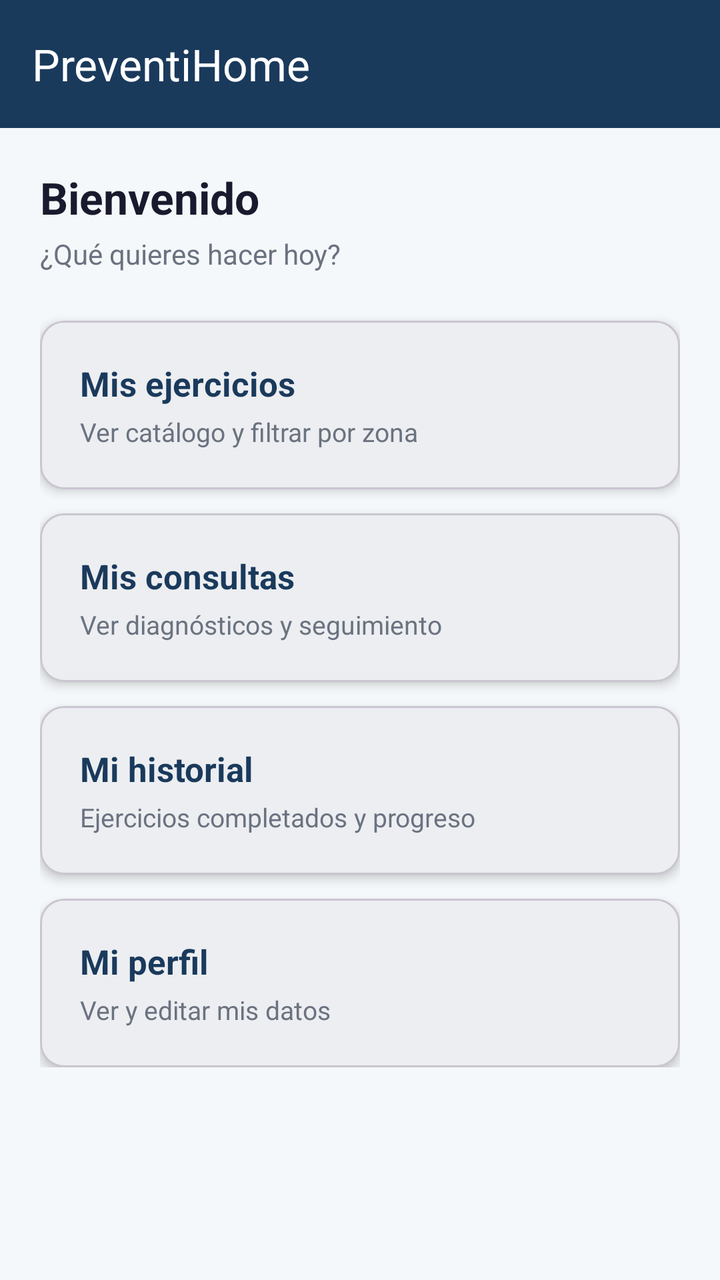
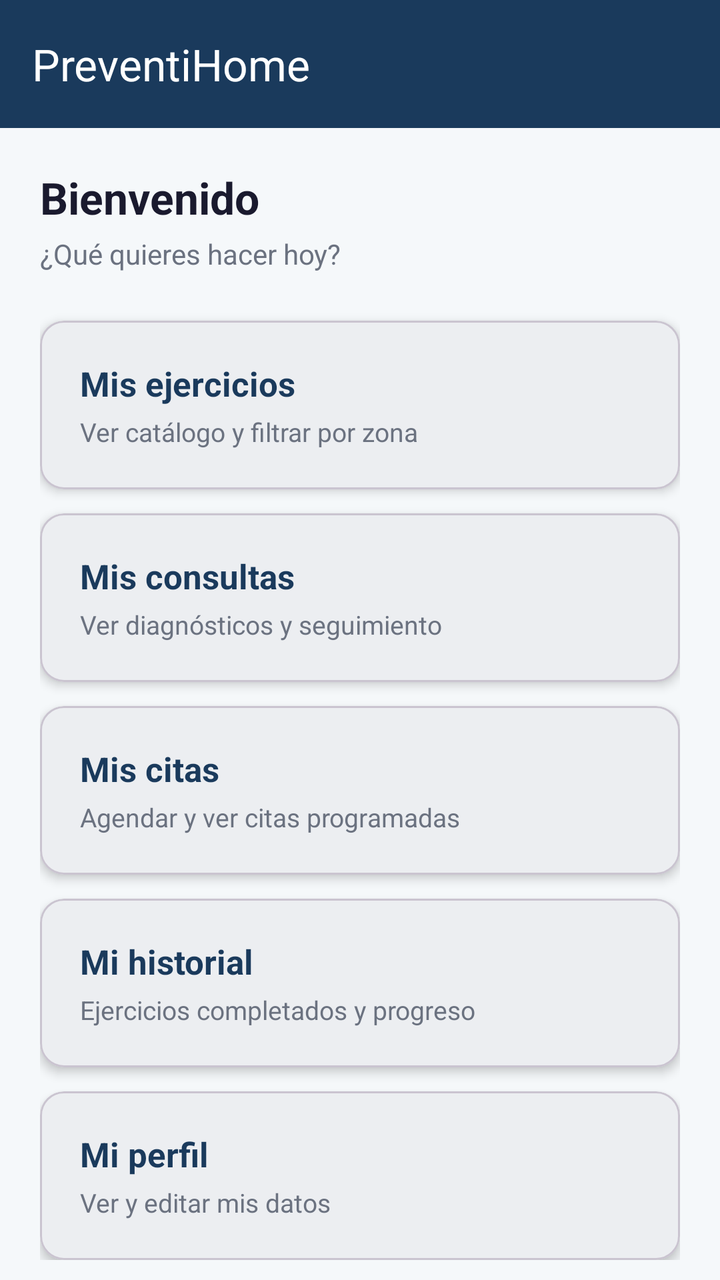

The first picture is an Android layout as it rendered before a commit; the second is the same layout after the commit. The layout source and the unified diff follow.
<!-- AndroidManifest.xml: application theme Theme.PreventiHome -->
<!-- res/layout/fragment_patient_home.xml -->
<?xml version="1.0" encoding="utf-8"?>
<androidx.coordinatorlayout.widget.CoordinatorLayout
    xmlns:android="http://schemas.android.com/apk/res/android"
    xmlns:app="http://schemas.android.com/apk/res-auto"
    android:layout_width="match_parent"
    android:layout_height="match_parent"
    android:background="@color/background">

    <com.google.android.material.appbar.AppBarLayout
        android:layout_width="match_parent"
        android:layout_height="wrap_content">
        <com.google.android.material.appbar.MaterialToolbar
            android:id="@+id/toolbar"
            android:layout_width="match_parent"
            android:layout_height="?attr/actionBarSize"
            android:background="@color/primary"
            app:title="PreventiHome"
            app:titleTextColor="@color/white"/>
    </com.google.android.material.appbar.AppBarLayout>

    <androidx.core.widget.NestedScrollView
        android:layout_width="match_parent"
        android:layout_height="match_parent"
        app:layout_behavior="@string/appbar_scrolling_view_behavior">

        <LinearLayout
            android:layout_width="match_parent"
            android:layout_height="wrap_content"
            android:orientation="vertical"
            android:padding="20dp">

            <TextView
                android:id="@+id/tvBienvenida"
                android:layout_width="wrap_content"
                android:layout_height="wrap_content"
                android:text="Bienvenido"
                android:textSize="22sp"
                android:textStyle="bold"
                android:textColor="@color/text_primary"/>

            <TextView
                android:id="@+id/tvSubtitle"
                android:layout_width="wrap_content"
                android:layout_height="wrap_content"
                android:text="¿Qué quieres hacer hoy?"
                android:textSize="14sp"
                android:textColor="@color/text_secondary"
                android:layout_marginTop="4dp"
                android:layout_marginBottom="24dp"/>

            
            <com.google.android.material.card.MaterialCardView
                android:id="@+id/cardEjercicios"
                android:layout_width="match_parent"
                android:layout_height="wrap_content"
                android:layout_marginBottom="12dp"
                app:cardCornerRadius="12dp"
                app:cardElevation="3dp">
                <LinearLayout
                    android:layout_width="match_parent"
                    android:layout_height="wrap_content"
                    android:orientation="vertical"
                    android:padding="20dp">
                    <TextView
                        android:layout_width="wrap_content"
                        android:layout_height="wrap_content"
                        android:text="Mis ejercicios"
                        android:textSize="17sp"
                        android:textStyle="bold"
                        android:textColor="@color/primary"/>
                    <TextView
                        android:layout_width="wrap_content"
                        android:layout_height="wrap_content"
                        android:text="Ver catálogo y filtrar por zona"
                        android:textSize="13sp"
                        android:textColor="@color/text_secondary"
                        android:layout_marginTop="4dp"/>
                </LinearLayout>
            </com.google.android.material.card.MaterialCardView>

            
            <com.google.android.material.card.MaterialCardView
                android:id="@+id/cardConsultas"
                android:layout_width="match_parent"
                android:layout_height="wrap_content"
                android:layout_marginBottom="12dp"
                app:cardCornerRadius="12dp"
                app:cardElevation="3dp">
                <LinearLayout
                    android:layout_width="match_parent"
                    android:layout_height="wrap_content"
                    android:orientation="vertical"
                    android:padding="20dp">
                    <TextView
                        android:layout_width="wrap_content"
                        android:layout_height="wrap_content"
                        android:text="Mis consultas"
                        android:textSize="17sp"
                        android:textStyle="bold"
                        android:textColor="@color/primary"/>
                    <TextView
                        android:layout_width="wrap_content"
                        android:layout_height="wrap_content"
                        android:text="Ver diagnósticos y seguimiento"
                        android:textSize="13sp"
                        android:textColor="@color/text_secondary"
                        android:layout_marginTop="4dp"/>
                </LinearLayout>
            </com.google.android.material.card.MaterialCardView>

            
            <com.google.android.material.card.MaterialCardView
                android:id="@+id/cardHistorial"
                android:layout_width="match_parent"
                android:layout_height="wrap_content"
                android:layout_marginBottom="12dp"
                app:cardCornerRadius="12dp"
                app:cardElevation="3dp">
                <LinearLayout
                    android:layout_width="match_parent"
                    android:layout_height="wrap_content"
                    android:orientation="vertical"
                    android:padding="20dp">
                    <TextView
                        android:layout_width="wrap_content"
                        android:layout_height="wrap_content"
                        android:text="Mi historial"
                        android:textSize="17sp"
                        android:textStyle="bold"
                        android:textColor="@color/primary"/>
                    <TextView
                        android:layout_width="wrap_content"
                        android:layout_height="wrap_content"
                        android:text="Ejercicios completados y progreso"
                        android:textSize="13sp"
                        android:textColor="@color/text_secondary"
                        android:layout_marginTop="4dp"/>
                </LinearLayout>
            </com.google.android.material.card.MaterialCardView>

            
            <com.google.android.material.card.MaterialCardView
                android:id="@+id/cardPerfil"
                android:layout_width="match_parent"
                android:layout_height="wrap_content"
                app:cardCornerRadius="12dp"
                app:cardElevation="3dp">
                <LinearLayout
                    android:layout_width="match_parent"
                    android:layout_height="wrap_content"
                    android:orientation="vertical"
                    android:padding="20dp">
                    <TextView
                        android:layout_width="wrap_content"
                        android:layout_height="wrap_content"
                        android:text="Mi perfil"
                        android:textSize="17sp"
                        android:textStyle="bold"
                        android:textColor="@color/primary"/>
                    <TextView
                        android:layout_width="wrap_content"
                        android:layout_height="wrap_content"
                        android:text="Ver y editar mis datos"
                        android:textSize="13sp"
                        android:textColor="@color/text_secondary"
                        android:layout_marginTop="4dp"/>
                </LinearLayout>
            </com.google.android.material.card.MaterialCardView>

        </LinearLayout>
    </androidx.core.widget.NestedScrollView>

</androidx.coordinatorlayout.widget.CoordinatorLayout>
<!-- resources referenced by this layout -->
<resources>
  <color name="background">#F5F8FA</color>
  <color name="primary">#1A3A5C</color>
  <color name="text_primary">#1A1A2E</color>
  <color name="text_secondary">#6B7280</color>
  <color name="white">#FFFFFFFF</color>
  <style name="Theme.PreventiHome" parent="Base.Theme.PreventiHome" />
  <style name="Base.Theme.PreventiHome" parent="Theme.Material3.DayNight.NoActionBar">
          <item name="colorPrimary">@color/primary</item>
          <item name="colorPrimaryVariant">@color/primary_variant</item>
          <item name="colorSecondary">@color/secondary</item>
          <item name="android:colorBackground">@color/background</item>
          <item name="colorSurface">@color/surface</item>
          <item name="colorOnPrimary">@color/on_primary</item>
      </style>
  <color name="primary_variant">#0D2640</color>
  <color name="secondary">#5BA3C9</color>
  <color name="surface">#FFFFFF</color>
  <color name="on_primary">#FFFFFF</color>
</resources>

<!-- the commit's change to res/layout/fragment_patient_home.xml (unified diff, before → after) -->
@@ -108,6 +108,35 @@
                 </LinearLayout>
             </com.google.android.material.card.MaterialCardView>
 
+            <com.google.android.material.card.MaterialCardView
+                android:id="@+id/cardCitas"
+                android:layout_width="match_parent"
+                android:layout_height="wrap_content"
+                android:layout_marginBottom="12dp"
+                app:cardCornerRadius="12dp"
+                app:cardElevation="3dp">
+                <LinearLayout
+                    android:layout_width="match_parent"
+                    android:layout_height="wrap_content"
+                    android:orientation="vertical"
+                    android:padding="20dp">
+                    <TextView
+                        android:layout_width="wrap_content"
+                        android:layout_height="wrap_content"
+                        android:text="Mis citas"
+                        android:textSize="17sp"
+                        android:textStyle="bold"
+                        android:textColor="@color/primary"/>
+                    <TextView
+                        android:layout_width="wrap_content"
+                        android:layout_height="wrap_content"
+                        android:text="Agendar y ver citas programadas"
+                        android:textSize="13sp"
+                        android:textColor="@color/text_secondary"
+                        android:layout_marginTop="4dp"/>
+                </LinearLayout>
+            </com.google.android.material.card.MaterialCardView>
+
             
             <com.google.android.material.card.MaterialCardView
                 android:id="@+id/cardHistorial"
